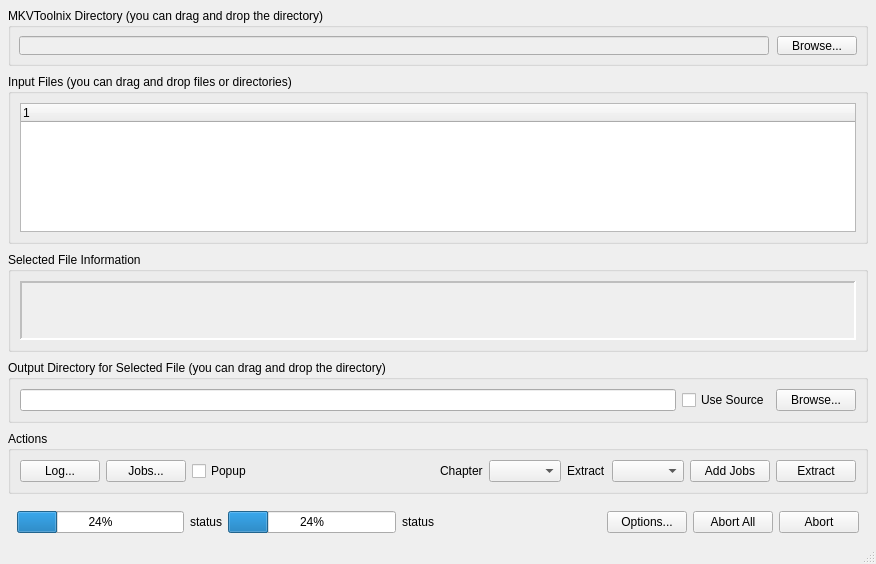
Above: src/ui/MainWindow.ui from alezhu/qMKVExtractGUI before the change. Below: the same form after it.
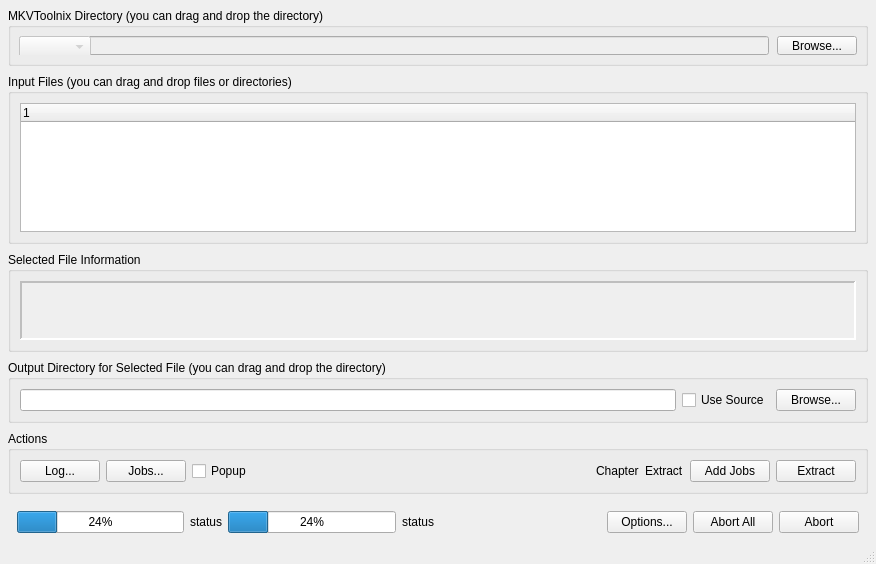
That is the form after the change.

Commit message: feat():Fill comboboxes on MainWindow with items from enum on create

The edit to the form file:
```diff
--- a/src/ui/MainWindow.ui
+++ b/src/ui/MainWindow.ui
@@ -95,6 +95,8 @@
          <property name="readOnly">
           <bool>true</bool>
          </property>
+                                <widget class="QComboBox" name="cmbChapterType"/>
+                                <widget class="QComboBox" name="cmbExtractionMode"/>
         </widget>
        </item>
        <item>
@@ -236,7 +238,6 @@
         </widget>
        </item>
        <item>
-        <widget class="QComboBox" name="comboBox"/>
        </item>
        <item>
         <widget class="QLabel" name="label_2">
@@ -246,7 +247,6 @@
         </widget>
        </item>
        <item>
-        <widget class="QComboBox" name="comboBox_2"/>
        </item>
        <item>
         <widget class="QPushButton" name="pushButton_5">
```
The commit also changes 1 other file.
